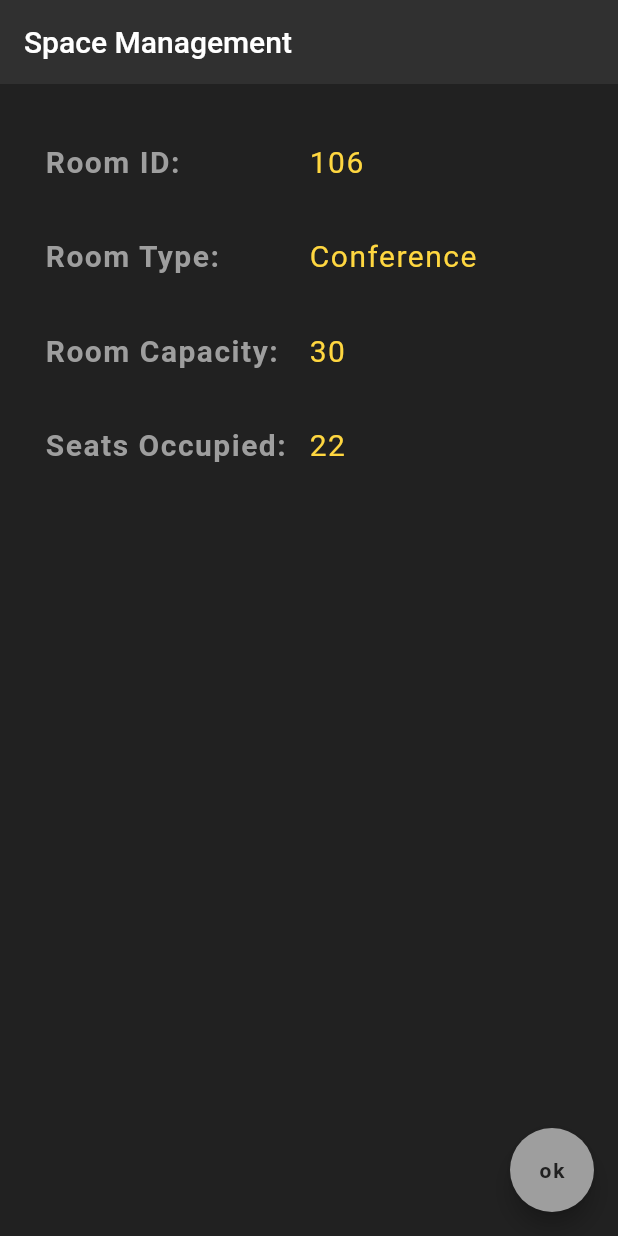
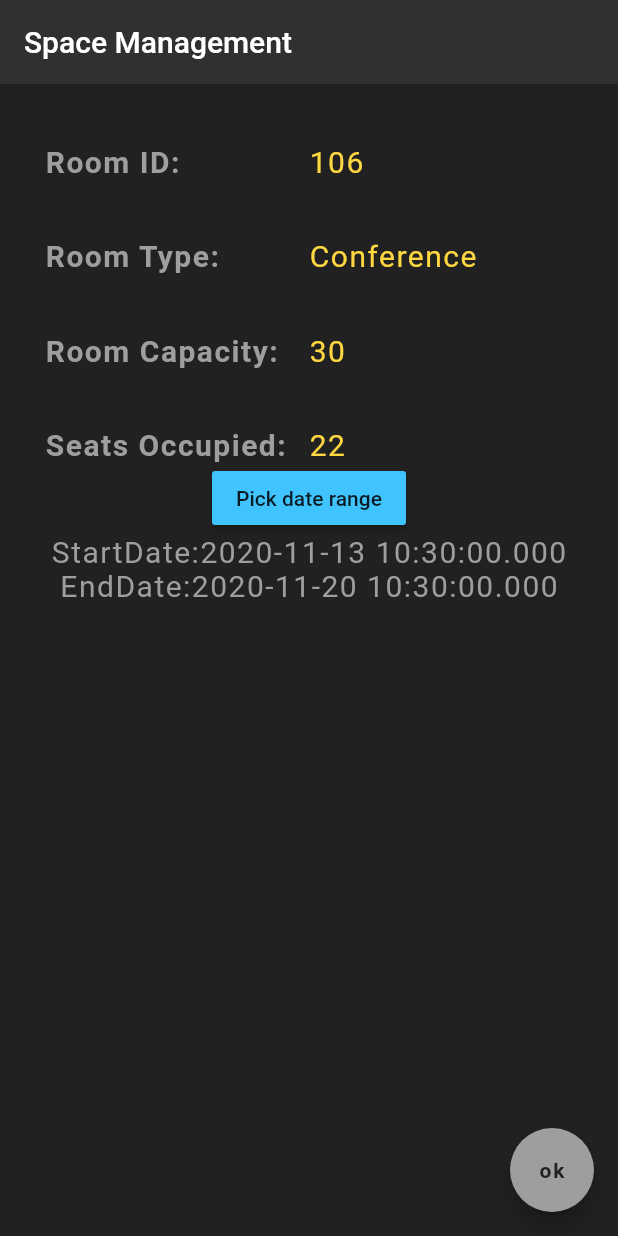
Before and after one commit to khivasarap/spaces, a Flutter app: the screen it shows after launch, on a phone screen of 412 x 824 dp. Run offline on Flutter 3.47's test engine with Material 2 defaults, Android fonts, the phone set to English and light mode, and no system bars; missing offline and left inert: date_range_picker.

Commit message:
Date Picker

```diff
--- a/spaces/lib/main.dart
+++ b/spaces/lib/main.dart
@@ -1,8 +1,13 @@
 import 'package:flutter/material.dart';
+import 'package:date_range_picker/date_range_picker.dart' as DateRagePicker;
+
 //99% of work will be done here, to be platform independent
 void main() => runApp(MaterialApp(home: SpaceHome()));
 //"StatelessWidget" enables hot reload forest and makes our code reusable
 class SpaceHome extends StatelessWidget {
+  DateTime _startDate = DateTime.now();
+  DateTime _endDate = DateTime.now().add(Duration(days: 7));
+
   @override
   Widget build(BuildContext context) {
     return Scaffold(
@@ -141,6 +146,52 @@ class SpaceHome extends StatelessWidget {
                 ],
               ),
             ),
+            new MaterialButton(
+                color: Colors.lightBlueAccent,
+                onPressed: () async {
+                  final List<DateTime> picked = await DateRagePicker.showDatePicker(
+                      context: context,
+                      initialFirstDate: new DateTime.now(),
+                      initialLastDate: (new DateTime.now()).add(new Duration(days: 7)),
+                      firstDate: new DateTime(2015),
+                      lastDate: new DateTime(2030)
+                  );
+                  if (picked != null && picked.length == 2) {
+                    _startDate = picked[0];
+                    _endDate = picked[1];
+                    print(picked);
+                  }
+                  },
+                child: new Text("Pick date range")
+            ),
+            Row(
+              mainAxisAlignment: MainAxisAlignment.spaceEvenly,
+              children: <Widget>[
+                Text(
+                  'StartDate:${_startDate}',
+                  style: TextStyle(
+                    fontSize: 20.0,
+                    letterSpacing: 1.0,
+                    color: Colors.grey,
+                  ),
+                ),
+                //Text("End Date: ${DateFormat('MM/dd/yyyy').format(_endDate).toString()}"),
+              ],
+            ),
+            Row(
+              mainAxisAlignment: MainAxisAlignment.spaceEvenly,
+              children: <Widget>[
+                Text(
+                  'EndDate:${_endDate}',
+                  style: TextStyle(
+                    fontSize: 20.0,
+                    letterSpacing: 1.0,
+                    color: Colors.grey,
+                  ),
+                ),
+                //Text("End Date: ${DateFormat('MM/dd/yyyy').format(_endDate).toString()}"),
+              ],
+            ),
             SizedBox(
               height: 40.0,
             ),
--- a/spaces/pubspec.yaml
+++ b/spaces/pubspec.yaml
@@ -27,6 +27,7 @@ dependencies:
   # The following adds the Cupertino Icons font to your application.
   # Use with the CupertinoIcons class for iOS style icons.
   cupertino_icons: ^1.0.0
+  date_range_picker: ^1.0.5
 
 dev_dependencies:
   flutter_test:
```
Also changed, not shown: spaces/lib/date_view.dart (added, +74 -0 lines), spaces/pubspec.lock.
